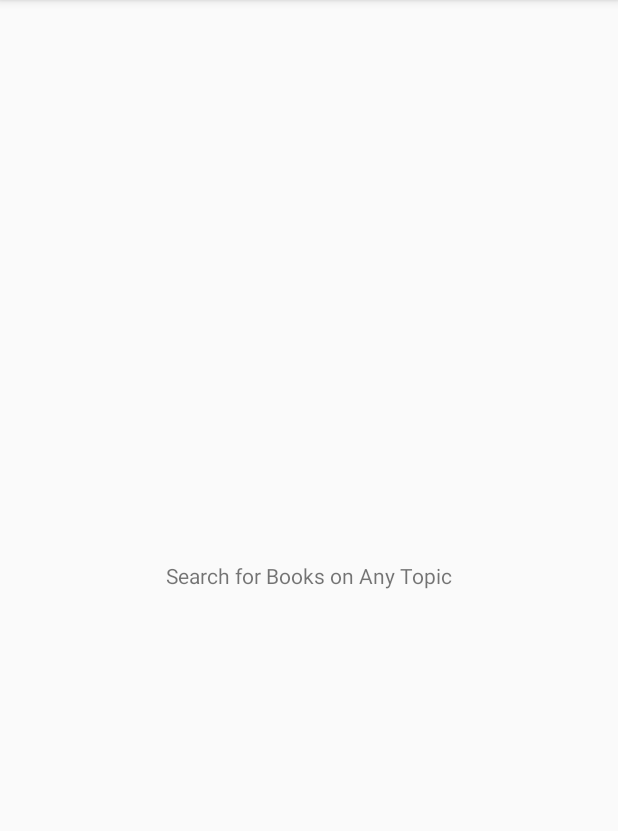
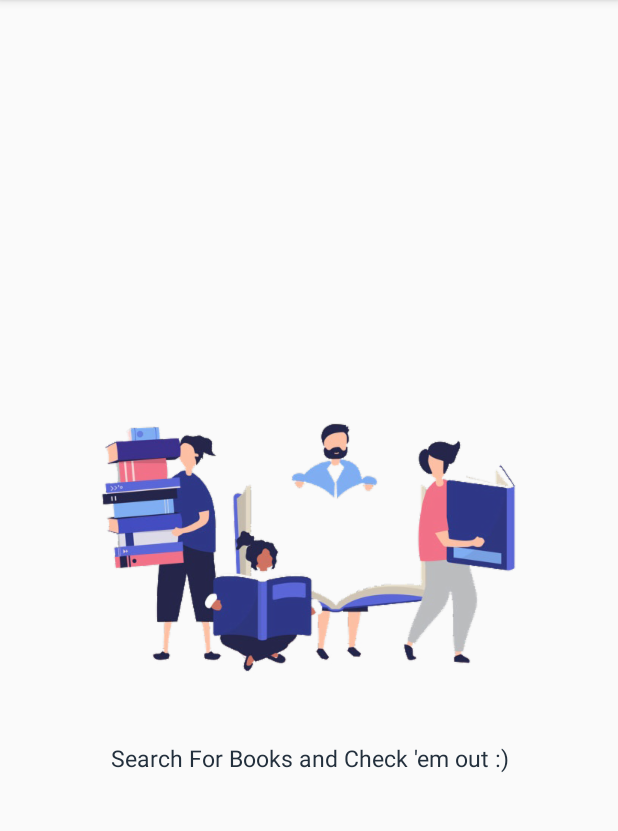
Before and after one commit to chydee/Book-Listing-App, an Android app: the screen it shows after launch (MainActivity), on a phone screen of 412 x 824 dp, the part 84-915 px from its top. Run offline under Robolectric (Android 15) with nearby library versions, the phone set to English and light mode, and no system bars; our stand-ins replace Picasso; pictures from the network do not load.

Commit message:
fixed: Image Loading fixed: JSONArray Parsing update: UI polishing

```diff
--- a/app/build.gradle
+++ b/app/build.gradle
@@ -4,7 +4,7 @@ android {
     compileSdkVersion 28
     defaultConfig {
         applicationId "com.chydee.booklistingapp"
-        minSdkVersion 21
+        minSdkVersion 15
         targetSdkVersion 28
         versionCode 1
         versionName "1.0"
--- a/app/src/main/java/com/chydee/booklistingapp/BookListAdapter.java
+++ b/app/src/main/java/com/chydee/booklistingapp/BookListAdapter.java
@@ -54,12 +54,12 @@ public class BookListAdapter extends ArrayAdapter<Books> {
         //Get the {@link Books} object loacted at the  positions
         Books currentBook = getItem(position);
 
-        String requiredUrl;
+        //String requiredUrl;
         if (!currentBook.getThumnail().isEmpty()) {
             ImageView imageViewThumbnail = listItemView.findViewById(R.id.imageview_thumbnail);
             String requiredURL = currentBook.getThumnail();
             //requiredUrl = parts[0] + "s:" + parts[1];
-            Picasso.get().load(requiredURL).placeholder(R.drawable.homodeus).into(imageViewThumbnail);
+            Picasso.get().load(requiredURL).placeholder(R.drawable.people_eading).into(imageViewThumbnail);
         }
 
 
--- a/app/src/main/java/com/chydee/booklistingapp/BooksLoader.java
+++ b/app/src/main/java/com/chydee/booklistingapp/BooksLoader.java
@@ -8,8 +8,6 @@ import java.util.List;
 
 public class BooksLoader extends AsyncTaskLoader<List<Books>> {
 
-    //Tag for log messages
-    private static final String LOG_TAG = BooksLoader.class.getName();
 
     //Query URL
     private String mUrl;
--- a/app/src/main/java/com/chydee/booklistingapp/MainActivity.java
+++ b/app/src/main/java/com/chydee/booklistingapp/MainActivity.java
@@ -24,8 +24,6 @@ import java.util.List;
 
 public class MainActivity extends AppCompatActivity implements LoaderCallbacks<List<Books>> {
 
-    //Log Tag
-    public static final String LOG_TAG = MainActivity.class.getName();
 
     // URL for the Books data from the GoogleBooks Dataset
 
@@ -45,6 +43,7 @@ public class MainActivity extends AppCompatActivity implements LoaderCallbacks<L
     // or when theres no internet connection
     private ImageView mEmptyStateImageView;
     private TextView mEmptyStateTextView;
+    private TextView textViewBelowEmptyView;
 
     //ProgressView that is displayed when the app is fetching data from
     //the internet
@@ -59,11 +58,11 @@ public class MainActivity extends AppCompatActivity implements LoaderCallbacks<L
 
             MenuItem searchMenuItem = menu.findItem(R.id.action_search);
             SearchView searchView = (SearchView) searchMenuItem.getActionView();
-            searchView.setSubmitButtonEnabled(true);
             searchView.setOnQueryTextListener(new SearchView.OnQueryTextListener() {
                 @Override
                 public boolean onQueryTextSubmit(String query) {
                     mEmptyStateTextView.setVisibility(View.GONE);
+                    textViewBelowEmptyView.setVisibility(View.GONE);
                     mProgressBar.setVisibility(View.VISIBLE);
                     newUrl = url + query;
                     getLoaderManager().restartLoader(BOOKS_LOADER_ID, null, MainActivity.this);
@@ -103,6 +102,9 @@ public class MainActivity extends AppCompatActivity implements LoaderCallbacks<L
 
         mEmptyStateImageView = findViewById(R.id.empty_view);
         mEmptyStateTextView = findViewById(R.id.empty_textView);
+        textViewBelowEmptyView = findViewById(R.id.textView_belowEmptyView);
+
+
 
         mProgressBar = findViewById(R.id.loading_spinner);
 
@@ -119,11 +121,15 @@ public class MainActivity extends AppCompatActivity implements LoaderCallbacks<L
             // Prepare the loader.  Either re-connect with an existing one,
 // or start a new one.
             mProgressBar.setVisibility(View.GONE);
-            mEmptyStateTextView.setText("Search for Books on Any Topic");
+            mEmptyStateImageView.setImageResource(R.drawable.people_eading);
+            textViewBelowEmptyView.setText("Search For Books and Check 'em out :)");
+            mEmptyStateImageView.setVisibility(View.VISIBLE);
+            textViewBelowEmptyView.setVisibility(View.VISIBLE);
         } else {
             mProgressBar.setVisibility(View.GONE);
 
             mEmptyStateImageView.setImageResource(R.drawable.error);
+            textViewBelowEmptyView.setText("Oops Something is wrong with the internet Connection :(");
         }
 
         /**
@@ -162,6 +168,8 @@ public class MainActivity extends AppCompatActivity implements LoaderCallbacks<L
     public void onLoadFinished(Loader<List<Books>> loader, List<Books> data) {
         //Clear the adapter of previous book data
         mProgressBar.setVisibility(View.GONE);
+        textViewBelowEmptyView.setVisibility(View.GONE);
+        mEmptyStateImageView.setVisibility(View.GONE);
 
         mAdapter.clear();
 
@@ -170,11 +178,9 @@ public class MainActivity extends AppCompatActivity implements LoaderCallbacks<L
 
         if (data != null && !data.isEmpty()) {
             mAdapter.addAll(data);
-
         }
-        mEmptyStateImageView.setVisibility(View.GONE);
-
-
+            mProgressBar.setVisibility(View.GONE);
+            mEmptyStateImageView.setVisibility(View.GONE);
 
 
     }
--- a/app/src/main/res/layout/activity_main.xml
+++ b/app/src/main/res/layout/activity_main.xml
@@ -12,17 +12,36 @@
             android:id="@+id/list"
             android:layout_width="match_parent"
             android:layout_height="match_parent"
-            android:layout_marginBottom="16dp"
-            android:divider="@null"
-            android:dividerHeight="0dp"/>
+            android:divider="@android:color/transparent"
+            android:dividerHeight="10.0sp"
+            android:scrollbarStyle="outsideInset"
+           />
 
-        <ImageView
-            android:id="@+id/empty_view"
-            android:layout_width="200dp"
+        <LinearLayout
+            android:layout_width="match_parent"
             android:layout_height="wrap_content"
             android:layout_centerInParent="true"
-            android:contentDescription="@string/empty_view_image"
-            android:scaleType="centerCrop"/>
+            android:orientation="vertical">
+                <ImageView
+                    android:id="@+id/empty_view"
+                    android:layout_width="wrap_content"
+                    android:layout_height="wrap_content"
+                    android:layout_gravity="center"
+                    android:contentDescription="@string/empty_view_image"
+                    android:scaleType="centerCrop"
+                    android:layout_marginBottom="16dp"/>
+
+                <TextView
+                    android:id="@+id/textView_belowEmptyView"
+                    android:layout_width="wrap_content"
+                    android:layout_height="wrap_content"
+                    android:textSize="@dimen/title_textSize"
+                    android:layout_gravity="center"
+                    android:textAlignment="center"
+                    android:textColor="@color/colorAccent"/>
+        </LinearLayout>
+
+
 
         <ProgressBar
             android:id="@+id/loading_spinner"
--- a/app/src/main/res/values/dimens.xml
+++ b/app/src/main/res/values/dimens.xml
@@ -1,7 +1,7 @@
 <?xml version="1.0" encoding="utf-8"?>
 <resources>
     <dimen name="layout_padding">10dp</dimen>
-    <dimen name="corner_radius">10dp</dimen>
+    <dimen name="corner_radius">5dp</dimen>
     <dimen name="linear_layout_padding">16dp</dimen>
     <dimen name="title_textSize">15sp</dimen>
     <dimen name="date_textSize">15sp</dimen>
```
Also changed, not shown: app/src/main/java/com/chydee/booklistingapp/QueryUtils.java (+23 -15 lines), app/src/main/res/layout/list_item.xml (+4 -3 lines), app/src/main/res/drawable-hdpi/people_eading.png, app/src/main/res/drawable-mdpi/people_eading.png, app/src/main/res/drawable-xhdpi/people_eading.png, app/src/main/res/drawable-xxhdpi/people_eading.png, app/src/main/res/drawable-xxxhdpi/people_eading.png.
